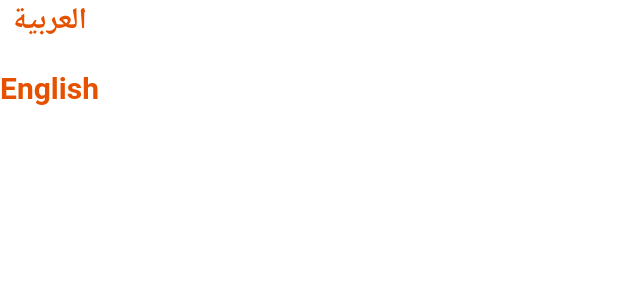
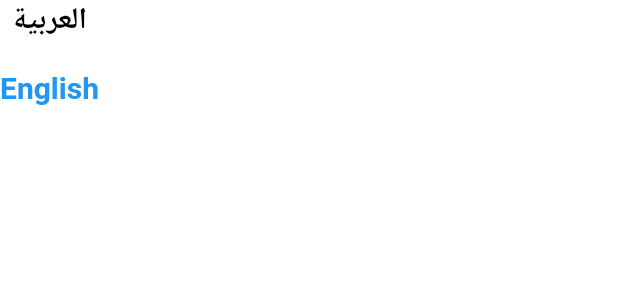
Before and after one commit to marisoli224/islami, a Flutter app: the MyButtonSheet widget shown alone on an empty page, opened directly, on a phone screen of 412 x 824 dp. Shown: the top 300 px of the screen. Run offline on Flutter 3.47's test engine with Material 2 defaults, Android fonts, the phone set to English and light mode, and no system bars; generated files the repository leaves out were written again.

Commit message:
Change bottom sheet's color

```diff
--- a/lib/al_setting/myBottonSheet.dart
+++ b/lib/al_setting/myBottonSheet.dart
@@ -22,7 +22,7 @@ class MyButtonSheet extends StatelessWidget {
          },
          child: Text(   item1,
            style: TextStyle(
-             color:  provider.currentTheme == ThemeMode.light? MyThem.primary : MyThem.accentDark,
+             color:  provider.currentLocal == "ar"? Colors.blue:Colors.black,
              fontWeight: FontWeight.bold,
              fontSize: 20,
            ),
@@ -38,7 +38,7 @@ class MyButtonSheet extends StatelessWidget {
          child: Text(
            item2,
            style: TextStyle(
-             color: provider.currentTheme == ThemeMode.light? MyThem.primary : MyThem.accentDark ,
+             color: provider.currentLocal == "en"? Colors.blue:Colors.black,
              fontWeight: FontWeight.bold,
              fontSize: 20,
            ),
--- a/lib/al_setting/myBottonSheetTheme.dart
+++ b/lib/al_setting/myBottonSheetTheme.dart
@@ -23,7 +23,7 @@ class MyButtonSheetTheme extends StatelessWidget {
           child: Text(
             item1,
             style: TextStyle(
-              color: provider.currentTheme == ThemeMode.light? MyThem.primary : MyThem.accentDark ,
+              color: provider.currentTheme == ThemeMode.light? Colors.blue : Colors.black ,
               fontWeight: FontWeight.bold,
               fontSize: 20,
             ),
@@ -39,7 +39,7 @@ class MyButtonSheetTheme extends StatelessWidget {
           child: Text(
             item2,
             style: TextStyle(
-              color:  provider.currentTheme == ThemeMode.light? MyThem.primary : MyThem.accentDark,
+              color:  provider.currentTheme == ThemeMode.dark?  Colors.blue : Colors.black ,
               fontWeight: FontWeight.bold,
               fontSize: 20,
             ),
```
